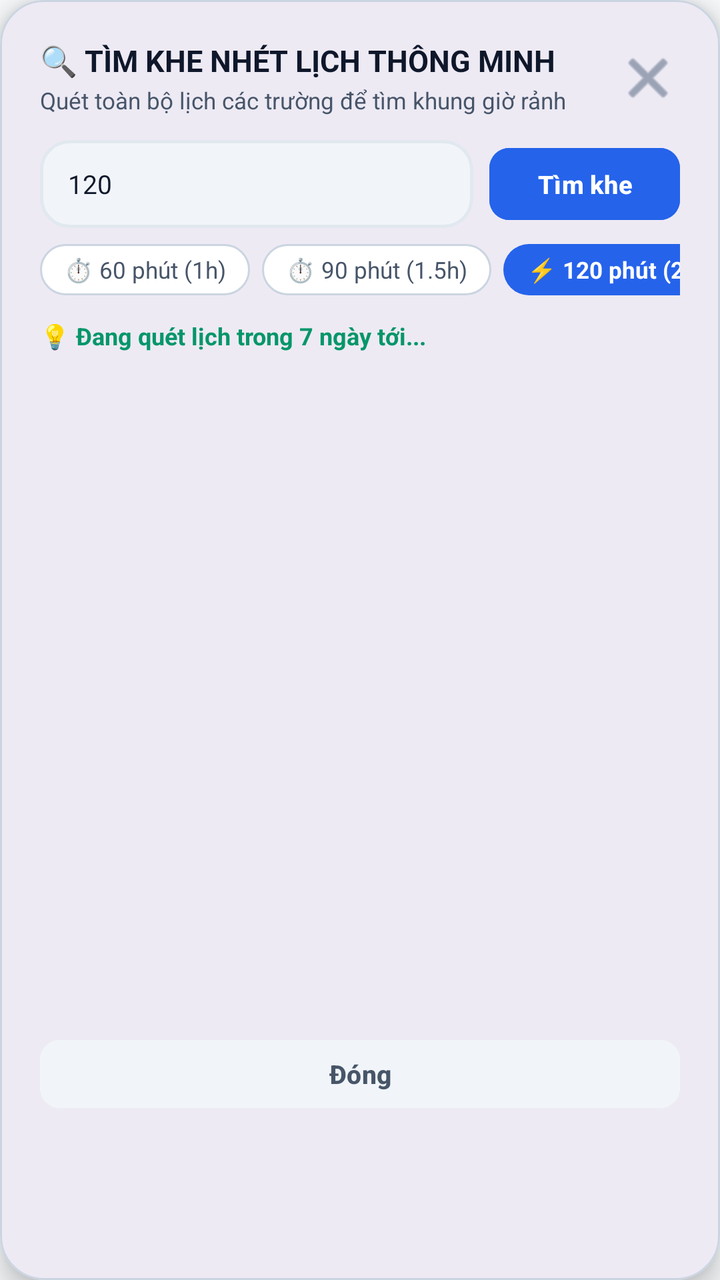
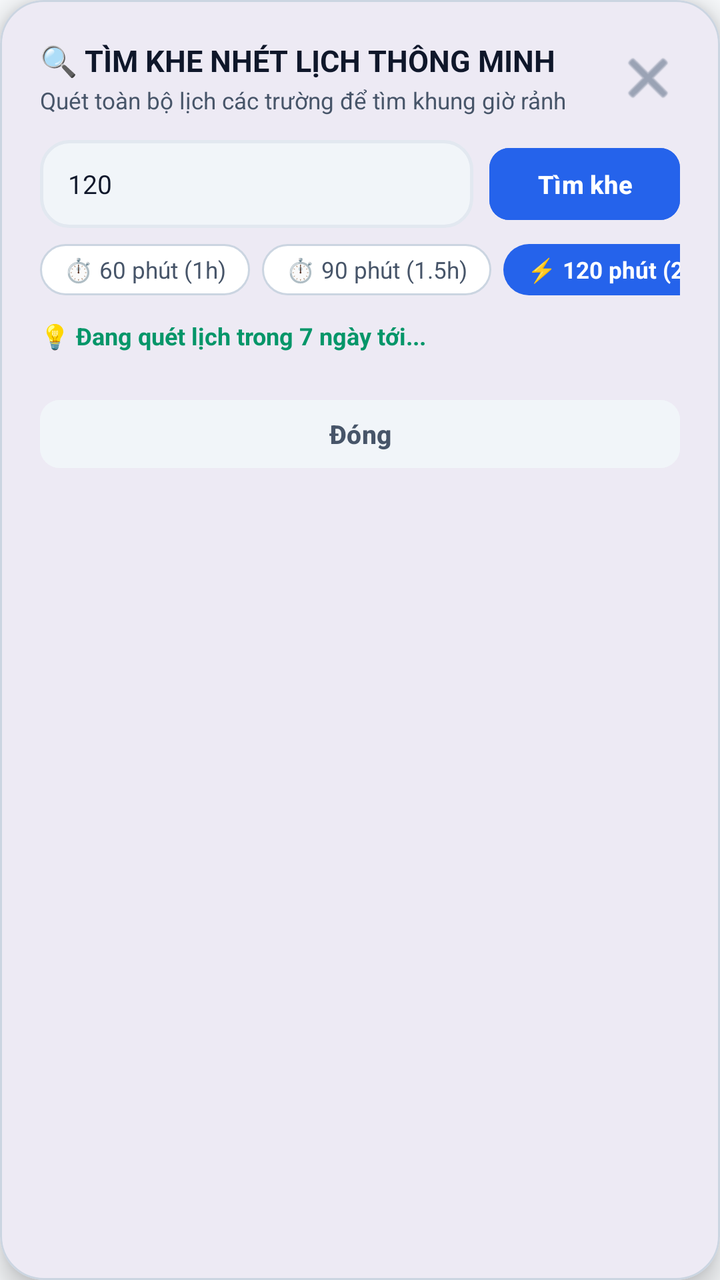

Before-and-after screenshots of an Android layout around one commit, followed by the original layout XML and the change that was made.
<!-- AndroidManifest.xml: application theme Theme.LectuPlan -->
<!-- res/layout/dialog_smart_slot_finder.xml -->
<?xml version="1.0" encoding="utf-8"?>
<com.google.android.material.card.MaterialCardView
    xmlns:android="http://schemas.android.com/apk/res/android"
    xmlns:app="http://schemas.android.com/apk/res-auto"
    android:layout_width="match_parent"
    android:layout_height="wrap_content"
    app:cardCornerRadius="22dp"
    app:cardElevation="8dp"
    app:strokeWidth="1dp"
    app:strokeColor="@color/border_default"
    app:cardBackgroundColor="@color/surface_card">

    <LinearLayout
        android:layout_width="match_parent"
        android:layout_height="wrap_content"
        android:orientation="vertical"
        android:padding="20dp">

        
        <LinearLayout
            android:layout_width="match_parent"
            android:layout_height="wrap_content"
            android:orientation="horizontal"
            android:gravity="center_vertical"
            android:layout_marginBottom="12dp">

            <LinearLayout
                android:layout_width="0dp"
                android:layout_height="wrap_content"
                android:layout_weight="1"
                android:orientation="vertical">

                <TextView
                    android:layout_width="wrap_content"
                    android:layout_height="wrap_content"
                    android:text="🔍 TÌM KHE NHÉT LỊCH THÔNG MINH"
                    android:textSize="15sp"
                    android:textStyle="bold"
                    android:textColor="@color/text_primary" />

                <TextView
                    android:layout_width="wrap_content"
                    android:layout_height="wrap_content"
                    android:layout_marginTop="2dp"
                    android:text="Quét toàn bộ lịch các trường để tìm khung giờ rảnh"
                    android:textSize="11.5sp"
                    android:textColor="@color/text_secondary" />
            </LinearLayout>

            <ImageButton
                android:id="@+id/btnCloseSlotFinder"
                android:layout_width="32dp"
                android:layout_height="32dp"
                android:background="?android:attr/selectableItemBackgroundBorderless"
                android:contentDescription="Đóng"
                android:src="@android:drawable/ic_menu_close_clear_cancel"
                app:tint="@color/nav_item_unselected_tint" />
        </LinearLayout>

        
        <LinearLayout
            android:layout_width="match_parent"
            android:layout_height="wrap_content"
            android:orientation="horizontal"
            android:gravity="center_vertical"
            android:layout_marginBottom="8dp">

            <EditText
                android:id="@+id/etRequiredMinutes"
                android:layout_width="0dp"
                android:layout_height="44dp"
                android:layout_weight="1"
                android:background="@drawable/bg_search_input"
                android:hint="Thời lượng cần (VD: 120 phút)"
                android:inputType="number"
                android:text="120"
                android:textColor="@color/text_primary"
                android:textColorHint="@color/text_tertiary"
                android:textSize="13sp"
                android:paddingHorizontal="14dp" />

            <Button
                android:id="@+id/btnDoFindSlots"
                android:layout_width="wrap_content"
                android:layout_height="44dp"
                android:layout_marginStart="8dp"
                android:text="Tìm khe"
                android:textColor="#FFFFFF"
                android:backgroundTint="#2563EB"
                android:textSize="12.5sp"
                android:textStyle="bold"
                app:cornerRadius="10dp" />
        </LinearLayout>

        
        <HorizontalScrollView
            android:layout_width="match_parent"
            android:layout_height="wrap_content"
            android:scrollbars="none"
            android:layout_marginBottom="12dp">

            <LinearLayout
                android:layout_width="wrap_content"
                android:layout_height="wrap_content"
                android:orientation="horizontal">

                <TextView
                    android:id="@+id/chipFind60"
                    android:layout_width="wrap_content"
                    android:layout_height="wrap_content"
                    android:background="@drawable/bg_chip_unselected"
                    android:paddingHorizontal="12dp"
                    android:paddingVertical="5dp"
                    android:layout_marginEnd="6dp"
                    android:text="⏱️ 60 phút (1h)"
                    android:textColor="@color/text_secondary"
                    android:textSize="11.5sp" />

                <TextView
                    android:id="@+id/chipFind90"
                    android:layout_width="wrap_content"
                    android:layout_height="wrap_content"
                    android:background="@drawable/bg_chip_unselected"
                    android:paddingHorizontal="12dp"
                    android:paddingVertical="5dp"
                    android:layout_marginEnd="6dp"
                    android:text="⏱️ 90 phút (1.5h)"
                    android:textColor="@color/text_secondary"
                    android:textSize="11.5sp" />

                <TextView
                    android:id="@+id/chipFind120"
                    android:layout_width="wrap_content"
                    android:layout_height="wrap_content"
                    android:background="@drawable/bg_chip_selected"
                    android:paddingHorizontal="12dp"
                    android:paddingVertical="5dp"
                    android:layout_marginEnd="6dp"
                    android:text="⚡ 120 phút (2h - Chuẩn chấm đồ án)"
                    android:textColor="#FFFFFF"
                    android:textStyle="bold"
                    android:textSize="11.5sp" />

                <TextView
                    android:id="@+id/chipFind180"
                    android:layout_width="wrap_content"
                    android:layout_height="wrap_content"
                    android:background="@drawable/bg_chip_unselected"
                    android:paddingHorizontal="12dp"
                    android:paddingVertical="5dp"
                    android:text="⚡ 180 phút (3h - Hội đồng/Ca dạy)"
                    android:textColor="@color/text_secondary"
                    android:textSize="11.5sp" />
            </LinearLayout>
        </HorizontalScrollView>

        
        <TextView
            android:id="@+id/tvFinderResultCount"
            android:layout_width="match_parent"
            android:layout_height="wrap_content"
            android:text="💡 Đang quét lịch trong 7 ngày tới..."
            android:textColor="@color/accent_green"
            android:textStyle="bold"
            android:textSize="12sp"
            android:layout_marginBottom="8dp" />

        
        <androidx.recyclerview.widget.RecyclerView
            android:id="@+id/rvFoundSlots"
            android:layout_width="match_parent"
            android:layout_height="320dp"
            android:scrollbars="vertical" />

        <Button
            android:id="@+id/btnCloseFinderDialog"
            android:layout_width="match_parent"
            android:layout_height="42dp"
            android:layout_marginTop="12dp"
            android:text="Đóng"
            android:textColor="@color/text_secondary"
            android:backgroundTint="@color/surface_card_secondary"
            android:textSize="13sp"
            android:textStyle="bold"
            app:cornerRadius="10dp" />

    </LinearLayout>
</com.google.android.material.card.MaterialCardView>
<!-- resources referenced by this layout -->
<resources>
  <color name="accent_green">#059669</color>
  <color name="border_default">#CBD5E1</color>
  <color name="nav_item_unselected_tint">#64748B</color>
  <color name="surface_card">#FFFFFF</color>
  <color name="surface_card_secondary">#F1F5F9</color>
  <color name="text_primary">#0F172A</color>
  <color name="text_secondary">#475569</color>
  <color name="text_tertiary">#64748B</color>
  <!-- drawable bg_chip_selected (drawable) -->
  <?xml version="1.0" encoding="utf-8"?>
  <shape xmlns:android="http://schemas.android.com/apk/res/android"
      android:shape="rectangle">
      <solid android:color="#2563EB" />
      <corners android:radius="20dp" />
  </shape>
  <!-- drawable bg_chip_unselected (drawable) -->
  <?xml version="1.0" encoding="utf-8"?>
  <shape xmlns:android="http://schemas.android.com/apk/res/android"
      android:shape="rectangle">
      <solid android:color="@color/surface_card" />
      <corners android:radius="20dp" />
      <stroke
          android:width="1dp"
          android:color="@color/border_default" />
  </shape>
  <!-- drawable bg_search_input (drawable) -->
  <?xml version="1.0" encoding="utf-8"?>
  <shape xmlns:android="http://schemas.android.com/apk/res/android"
      android:shape="rectangle">
      <solid android:color="@color/surface_card_secondary" />
      <corners android:radius="14dp" />
      <stroke
          android:width="1.5dp"
          android:color="@color/border_subtle" />
  </shape>
  <style name="Theme.LectuPlan" parent="Base.Theme.LectuPlan" />
  <color name="border_subtle">#E2E8F0</color>
  <style name="Base.Theme.LectuPlan" parent="Theme.Material3.DayNight.NoActionBar">
          <item name="android:windowBackground">@color/window_background</item>
          <item name="colorSurface">@color/surface_card</item>
          <item name="colorOnSurface">@color/text_primary</item>
          <item name="colorSurfaceVariant">@color/surface_card_secondary</item>
          <item name="colorOnSurfaceVariant">@color/text_secondary</item>
          
          <item name="android:windowLightStatusBar" tools:targetApi="23">true</item>
          <item name="android:windowLightNavigationBar" tools:targetApi="27">true</item>
      </style>
  <color name="window_background">#F8FAFC</color>
</resources>

<!-- the commit's change to res/layout/dialog_smart_slot_finder.xml (unified diff, before → after) -->
@@ -169,13 +169,15 @@
         <androidx.recyclerview.widget.RecyclerView
             android:id="@+id/rvFoundSlots"
             android:layout_width="match_parent"
-            android:layout_height="320dp"
+            android:layout_height="0dp"
+            android:layout_weight="1"
             android:scrollbars="vertical" />
 
         <Button
             android:id="@+id/btnCloseFinderDialog"
             android:layout_width="match_parent"
-            android:layout_height="42dp"
+            android:layout_height="wrap_content"
+            android:minHeight="42dp"
             android:layout_marginTop="12dp"
             android:text="Đóng"
             android:textColor="@color/text_secondary"
